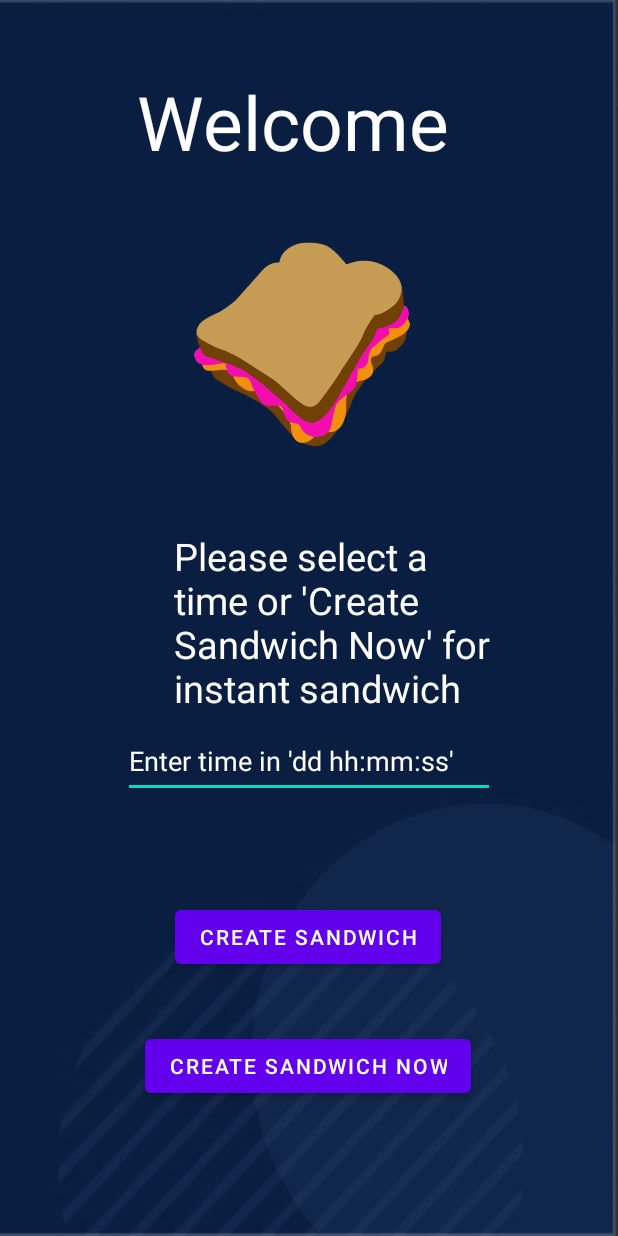
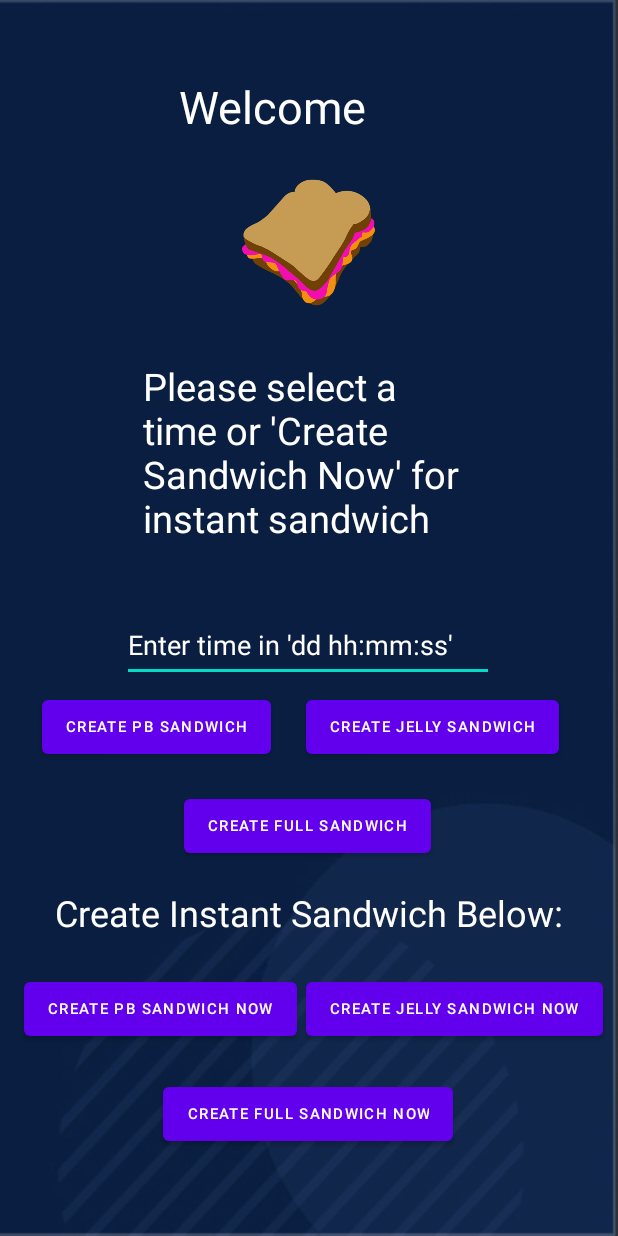
Before and after one commit to JCruz410/AndroidappASM, an Android app: the activity_2 screen opened directly, with no data from a screen before it, on a phone screen of 412 x 824 dp. Run offline under Robolectric (Android 15) with nearby library versions, the light colour scheme and no system bars.

Commit message:
added all buttons, leds finished, code 99% done

```diff
--- a/app/src/main/java/com/example/androidapp/activity_2.java
+++ b/app/src/main/java/com/example/androidapp/activity_2.java
@@ -1,4 +1,10 @@
 package com.example.androidapp;
+
+// reference:
+// DIR and STEP is Conveyor Belt Motor
+// DIR2 and STEP2 is PB dispenser Motor
+// DIR3 and STEP3 is Jelly Motor
+// DIR4 and STEP4 is Bread Motor
 
 import android.content.Context;
 import android.net.ConnectivityManager;
@@ -36,8 +42,12 @@ import static com.example.androidapp.activity_1.ip_address;
 
 public class activity_2 extends AppCompatActivity {
 
-    private Button test_motor;
+    private Button sandwichNow;
     private Button timedSandwich;
+    private Button timedPB;
+    private Button timedJelly;
+    private Button PBNow;
+    private Button JellyNow;
     TextView text;
     private EditText sandwichTimeText;
     private static String sandwichTimeInput;
@@ -51,6 +61,7 @@ public class activity_2 extends AppCompatActivity {
     Handler handler = new Handler();
     boolean statusdevice = true;
 
+
     @RequiresApi(api = Build.VERSION_CODES.O)
     @Override
     protected void onCreate(Bundle savedInstanceState)
@@ -61,14 +72,21 @@ public class activity_2 extends AppCompatActivity {
         getSupportActionBar().hide();
         setContentView(R.layout.activity_2);
 
-        //Creating the create sandwich button functionality
-        test_motor = (Button)findViewById(R.id.test_motor);
+        //Creating all button functionality
+        sandwichNow = (Button)findViewById(R.id.conveyor);
+        timedSandwich = (Button)findViewById(R.id.sandwichLater);
+        timedPB = (Button)findViewById(R.id.pbLater);
+        timedJelly = (Button)findViewById(R.id.jellyLater);
+        PBNow = (Button)findViewById(R.id.pbNow);
+        JellyNow = (Button)findViewById(R.id.jellynow);
 
-        test_motor.setOnClickListener(new View.OnClickListener() {
+
+        sandwichNow.setOnClickListener(new View.OnClickListener() {
             @Override
             public void onClick(View v)
             {
                 // request information from esp32
+                // full sandwich, all motors running
                 request_to_url("STEP");
                 request_to_url("DIR");
                 /*request_to_url("STEP2");
@@ -83,21 +101,89 @@ public class activity_2 extends AppCompatActivity {
             }
         });
 
+        PBNow.setOnClickListener(new View.OnClickListener() {
+            @Override
+            public void onClick(View v) {
+                // request information from esp32
+                // PB sandwich now, disable jelly motor
+                request_to_url("STEP");
+                request_to_url("DIR");
+                /*request_to_url("STEP2");
+                request_to_url("DIR2");
+                request_to_url("STEP4");
+                request_to_url("DIR4"); */
+                request_to_url("ledRED");
+                request_to_url("ledGREEN");
+            }
+        });
+
+
+        JellyNow.setOnClickListener(new View.OnClickListener() {
+            @Override
+            public void onClick(View v) {
+                // request information from esp32
+                // Jelly sandwich now, disable PB motor
+                request_to_url("STEP");
+                request_to_url("DIR");
+                /*request_to_url("STEP3");
+                request_to_url("DIR3");
+                request_to_url("STEP4");
+                request_to_url("DIR4"); */
+                request_to_url("ledRED");
+                request_to_url("ledGREEN");
+            }
+        });
+
+        timedPB.setOnClickListener(new View.OnClickListener() {
+            @Override
+            public void onClick(View v) {
+                // request information from esp32
+                // Jelly sandwich now, disable PB motor
+                request_to_url("STEP");
+                request_to_url("DIR");
+                /*request_to_url("STEP2");
+                request_to_url("DIR2");
+                request_to_url("STEP4");
+                request_to_url("DIR4"); */
+                request_to_url("ledRED");
+                request_to_url("ledGREEN");
+            }
+        });
+
+        timedJelly.setOnClickListener(new View.OnClickListener() {
+            @Override
+            public void onClick(View v) {
+                // request information from esp32
+                // Jelly sandwich later, disable PB motor
+                request_to_url("STEP");
+                request_to_url("DIR");
+                /*request_to_url("STEP3");
+                request_to_url("DIR3");
+                request_to_url("STEP4");
+                request_to_url("DIR4"); */
+                request_to_url("ledRED");
+                request_to_url("ledGREEN");
+            }
+        });
+
+
         //Creating the specific sandwich time functionality
         sandwichTimeText = (EditText)findViewById(R.id.enter_time);
-        // creating handle for "Create Sandwich Button
-        timedSandwich = (Button)findViewById(R.id.sandwichLater);
+
         //Making a string to hold the specific time format we want, we can also change this to be more
         // specific date wise if we want.
         localDateTimeFormat = "dd hh:mm:ss";
         //creating a DateTimeFormatter to correctly capture the string
         dtf = DateTimeFormatter.ofPattern(localDateTimeFormat);
+
+
         timedSandwich.setOnClickListener(new View.OnClickListener() {
             @Override
             public void onClick(View v)
             {
                 //Getting the input from the user and converting it into a string
                 sandwichTimeInput = sandwichTimeText.getText().toString().trim();
+
                 //Checking to see if the user input is empty (maybe more error checks later)
                 if (sandwichTimeInput.isEmpty())
                 {
@@ -123,9 +209,13 @@ public class activity_2 extends AppCompatActivity {
                 //early as the arguments
                 //Also, this is all happening whenever we click the button right? Not sure If I need to move some of this or now
                 sandwichTimer.schedule(sandwichTimerTask, date);
+
                 // request information from esp32
+                // full timed sandwich, all motors run
                 request_to_url("STEP");
                 request_to_url("DIR");
+
+                // commented out temporarily till full maker is built
                 /*request_to_url("STEP2");
                 request_to_url("DIR2");
                 request_to_url("STEP3");
@@ -134,11 +224,11 @@ public class activity_2 extends AppCompatActivity {
                 request_to_url("DIR4"); */
                 request_to_url("ledRED");
                 request_to_url("ledGREEN");
-
             }
         });
 
-        handler.postDelayed(status_data,0);
+        // dont think we need below line of code.
+        //handler.postDelayed(status_data,0);
     }
 
 
--- a/app/src/main/res/layout/activity_2.xml
+++ b/app/src/main/res/layout/activity_2.xml
@@ -9,17 +9,16 @@
 
     <TextView
         android:id="@+id/textView"
-        android:layout_width="228dp"
-        android:layout_height="62dp"
+        android:layout_width="173dp"
+        android:layout_height="44dp"
         android:text="Welcome"
         android:textColor="@color/white"
-        android:textSize="50sp"
+        android:textSize="30sp"
         app:layout_constraintBottom_toBottomOf="parent"
         app:layout_constraintEnd_toEndOf="parent"
-        app:layout_constraintHorizontal_bias="0.497"
         app:layout_constraintStart_toStartOf="parent"
         app:layout_constraintTop_toTopOf="parent"
-        app:layout_constraintVertical_bias="0.062" />
+        app:layout_constraintVertical_bias="0.065" />
 
     <TextView
         android:id="@id/text"
@@ -30,10 +29,9 @@
         android:textSize="25sp"
         app:layout_constraintBottom_toBottomOf="parent"
         app:layout_constraintEnd_toEndOf="parent"
-        app:layout_constraintHorizontal_bias="0.61"
         app:layout_constraintStart_toStartOf="parent"
         app:layout_constraintTop_toTopOf="parent"
-        app:layout_constraintVertical_bias="0.524"
+        app:layout_constraintVertical_bias="0.356"
         tools:ignore="MissingConstraints" />
 
     <EditText
@@ -48,44 +46,114 @@
         android:textColorLink="@color/white"
         app:layout_constraintBottom_toBottomOf="parent"
         app:layout_constraintEnd_toEndOf="parent"
-        app:layout_constraintHorizontal_bias="0.498"
+        app:layout_constraintHorizontal_bias="0.496"
         app:layout_constraintStart_toStartOf="parent"
         app:layout_constraintTop_toTopOf="parent"
-        app:layout_constraintVertical_bias="0.623" />
+        app:layout_constraintVertical_bias="0.523" />
 
     <Button
-        android:id="@+id/test_motor"
+        android:id="@+id/conveyor"
         android:layout_width="wrap_content"
         android:layout_height="wrap_content"
-        android:text="Create Sandwich Now"
+        android:text="Create Full Sandwich Now"
+        android:textSize="10sp"
         app:layout_constraintBottom_toBottomOf="parent"
         app:layout_constraintEnd_toEndOf="parent"
         app:layout_constraintHorizontal_bias="0.497"
         app:layout_constraintStart_toStartOf="parent"
         app:layout_constraintTop_toTopOf="parent"
-        app:layout_constraintVertical_bias="0.885" />
+        app:layout_constraintVertical_bias="0.926" />
 
     <Button
         android:id="@+id/sandwichLater"
         android:layout_width="wrap_content"
         android:layout_height="wrap_content"
-        android:text="Create Sandwich"
+        android:text="Create Full Sandwich"
+        android:textSize="10sp"
         app:layout_constraintBottom_toBottomOf="parent"
         app:layout_constraintEnd_toEndOf="parent"
         app:layout_constraintHorizontal_bias="0.497"
         app:layout_constraintStart_toStartOf="parent"
         app:layout_constraintTop_toTopOf="parent"
-        app:layout_constraintVertical_bias="0.774" />
+        app:layout_constraintVertical_bias="0.679" />
 
     <ImageView
         android:id="@+id/imageView"
-        android:layout_width="220dp"
-        android:layout_height="191dp"
+        android:layout_width="114dp"
+        android:layout_height="118dp"
         app:layout_constraintBottom_toBottomOf="parent"
         app:layout_constraintEnd_toEndOf="parent"
-        app:layout_constraintHorizontal_bias="0.476"
+        app:layout_constraintHorizontal_bias="0.498"
         app:layout_constraintStart_toStartOf="parent"
         app:layout_constraintTop_toTopOf="parent"
-        app:layout_constraintVertical_bias="0.212"
+        app:layout_constraintVertical_bias="0.145"
         app:srcCompat="@drawable/iconpic" />
+
+    <Button
+        android:id="@+id/jellyLater"
+        android:layout_width="wrap_content"
+        android:layout_height="wrap_content"
+        android:text="Create Jelly Sandwich"
+        android:textSize="10sp"
+        app:layout_constraintBottom_toBottomOf="parent"
+        app:layout_constraintEnd_toEndOf="parent"
+        app:layout_constraintHorizontal_bias="0.839"
+        app:layout_constraintStart_toStartOf="parent"
+        app:layout_constraintTop_toTopOf="parent"
+        app:layout_constraintVertical_bias="0.594" />
+
+    <Button
+        android:id="@+id/pbLater"
+        android:layout_width="wrap_content"
+        android:layout_height="wrap_content"
+        android:text="Create PB Sandwich"
+        android:textSize="10sp"
+        app:layout_constraintBottom_toBottomOf="parent"
+        app:layout_constraintEnd_toEndOf="parent"
+        app:layout_constraintHorizontal_bias="0.108"
+        app:layout_constraintStart_toStartOf="parent"
+        app:layout_constraintTop_toTopOf="parent"
+        app:layout_constraintVertical_bias="0.594" />
+
+    <Button
+        android:id="@+id/pbNow"
+        android:layout_width="wrap_content"
+        android:layout_height="wrap_content"
+        android:text="Create PB Sandwich Now"
+        android:textSize="10sp"
+        app:layout_constraintBottom_toBottomOf="parent"
+        app:layout_constraintEnd_toEndOf="parent"
+        app:layout_constraintHorizontal_bias="0.069"
+        app:layout_constraintStart_toStartOf="parent"
+        app:layout_constraintTop_toTopOf="parent"
+        app:layout_constraintVertical_bias="0.836" />
+
+    <Button
+        android:id="@+id/jellynow"
+        android:layout_width="wrap_content"
+        android:layout_height="wrap_content"
+        android:text="Create Jelly Sandwich Now"
+        android:textSize="10sp"
+        app:layout_constraintBottom_toBottomOf="parent"
+        app:layout_constraintEnd_toEndOf="parent"
+        app:layout_constraintHorizontal_bias="0.953"
+        app:layout_constraintStart_toStartOf="parent"
+        app:layout_constraintTop_toTopOf="parent"
+        app:layout_constraintVertical_bias="0.836" />
+
+    <TextView
+        android:id="@+id/textView2"
+        android:layout_width="wrap_content"
+        android:layout_height="wrap_content"
+        android:text="Create Instant Sandwich Below:"
+        android:textColor="@color/white"
+        android:textColorHighlight="@color/white"
+        android:textColorHint="@color/white"
+        android:textColorLink="@color/white"
+        android:textSize="24sp"
+        app:layout_constraintBottom_toBottomOf="parent"
+        app:layout_constraintEnd_toEndOf="parent"
+        app:layout_constraintStart_toStartOf="parent"
+        app:layout_constraintTop_toTopOf="parent"
+        app:layout_constraintVertical_bias="0.748" />
 </androidx.constraintlayout.widget.ConstraintLayout>
```
